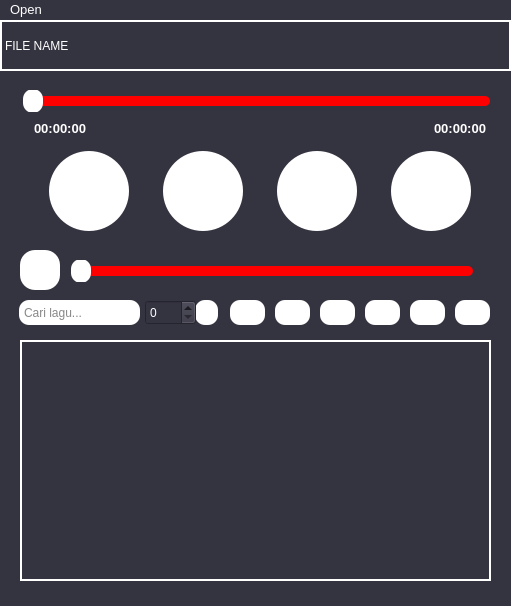
First picture: the form in MusicPlayerGUI/mainwindow.ui, repository adanfdilah/Project-Alpro, before the edit.
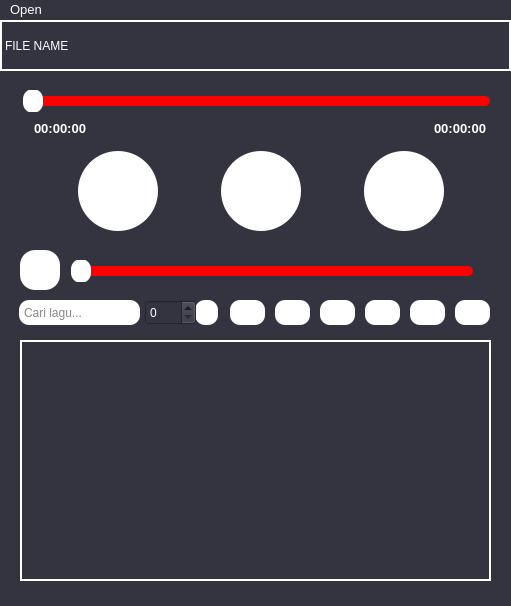
Second picture: the form after the edit. Custom widgets are drawn as their Qt base class.

Commit message: menghapus stop button

What changed in the file:
```diff
--- a/MusicPlayerGUI/mainwindow.ui
+++ b/MusicPlayerGUI/mainwindow.ui
@@ -177,37 +177,6 @@
        </property>
       </widget>
      </item>
-     <item>
-      <widget class="QPushButton" name="pushButton_Stop">
-       <property name="styleSheet">
-        <string notr="true">QPushButton
-{
-border:none;
-border-radius:40px;
-background-color:rgb(255,255,255);
-color:rgb(52,51,64);
-min-width:80px;
-max-width:80px;
-min-height:80px;
-max-height:80px;
-padding:0px;
-}
-QPushButton::Hover
-{
- background-color:rgb(140,140,140);
-}</string>
-       </property>
-       <property name="text">
-        <string/>
-       </property>
-       <property name="iconSize">
-        <size>
-         <width>30</width>
-         <height>30</height>
-        </size>
-       </property>
-      </widget>
-     </item>
      <item>
       <widget class="QPushButton" name="pushButton_Play">
        <property name="styleSheet">
```
The commit also changes 2 other files.
